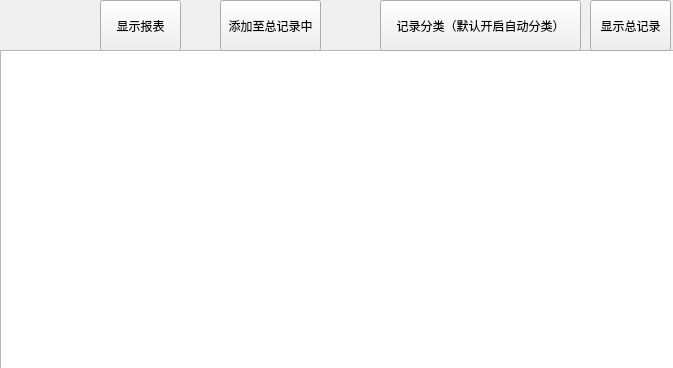
Old version of the form readrecord.ui in the repository yaojiang375/TimeRecord5th.
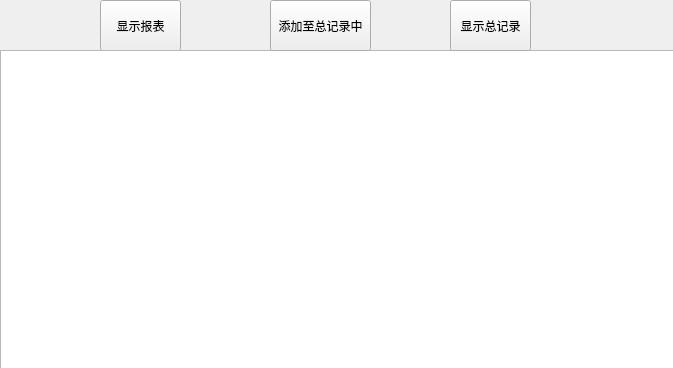
New version of the form.

What changed in the file:
```diff
--- a/readrecord.ui
+++ b/readrecord.ui
@@ -39,23 +39,10 @@
     </rect>
    </property>
   </widget>
-  <widget class="QPushButton" name="RecordSort">
-   <property name="geometry">
-    <rect>
-     <x>380</x>
-     <y>0</y>
-     <width>201</width>
-     <height>51</height>
-    </rect>
-   </property>
-   <property name="text">
-    <string>记录分类（默认开启自动分类）</string>
-   </property>
-  </widget>
   <widget class="QPushButton" name="AddToRecordDB">
    <property name="geometry">
     <rect>
-     <x>220</x>
+     <x>270</x>
      <y>0</y>
      <width>101</width>
      <height>51</height>
@@ -68,7 +55,7 @@
   <widget class="QPushButton" name="ShowRecordDB">
    <property name="geometry">
     <rect>
-     <x>590</x>
+     <x>450</x>
      <y>0</y>
      <width>81</width>
      <height>51</height>
```
